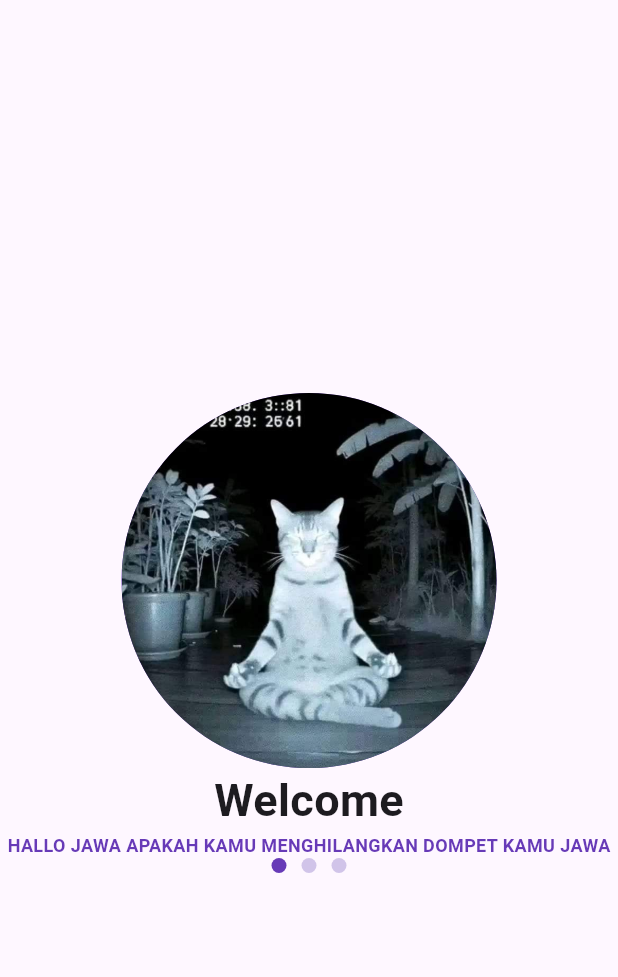
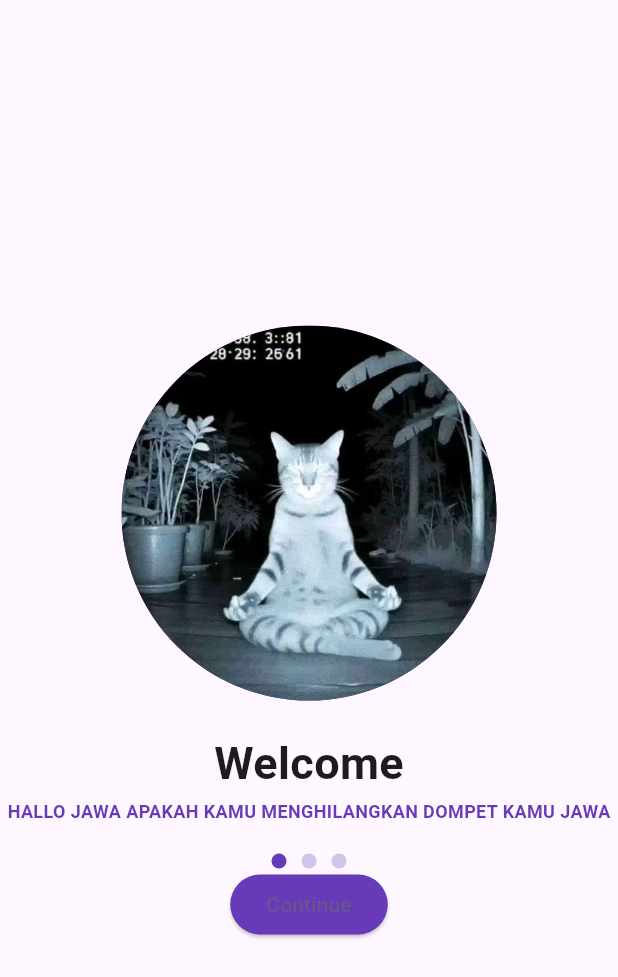
Before and after one commit to IhzaAnasrulloh/KB1179-1123150007-uts, a Flutter app: the screen it shows after launch, on a phone screen of 412 x 824 dp. Shown: the top 977 px of the screen. Run offline on Flutter 3.47's test engine with Material 3 defaults, Android fonts, the phone set to English and light mode, and no system bars.

Commit message:
menambahkan button continue

```diff
--- a/lib/Screen/splash_screen_1.dart
+++ b/lib/Screen/splash_screen_1.dart
@@ -25,12 +25,14 @@ class MySplashScreen extends StatelessWidget {
                 )
               ),
             ),
+            SizedBox(height: 20,),
             Text("Welcome",
             style: TextStyle(
               fontSize: 30,
               fontWeight: FontWeight.bold
             ),
             ),
+            SizedBox(height: 2,),
             Text("HALLO JAWA APAKAH KAMU MENGHILANGKAN DOMPET KAMU JAWA",
             style: TextStyle(
               fontSize: 12,
@@ -38,6 +40,7 @@ class MySplashScreen extends StatelessWidget {
               fontWeight: FontWeight.bold
             ),
             ),
+            SizedBox(height: 20,),
             Row(
               mainAxisAlignment: MainAxisAlignment.center,
               children: [
@@ -69,6 +72,16 @@ class MySplashScreen extends StatelessWidget {
               ),
               ],
             ),
+            Container(
+              child: ElevatedButton(
+                onPressed: (){
+
+                },
+                style: ElevatedButton.styleFrom(
+                  backgroundColor: Colors.deepPurple
+                ),
+                 child: Text("Continue", style: TextStyle(fontSize: 14,),)),
+            )
           ],
         ),
       ),
```
